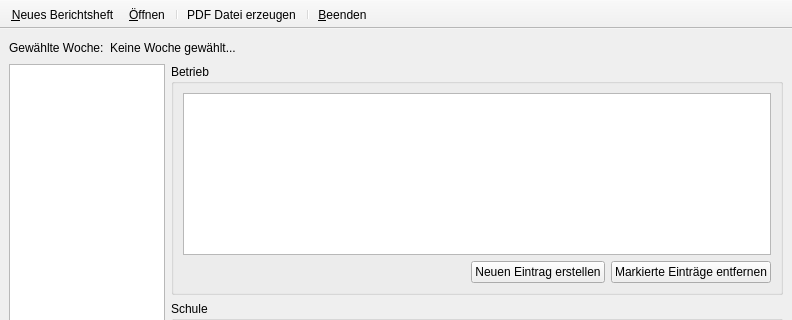
Qt form src/mainwindow.ui (Strayer/Berichte-Ork) before a commit; both pictures show x 0 to 792 and y 0 to 320 of the 792 by 541 pixel window.
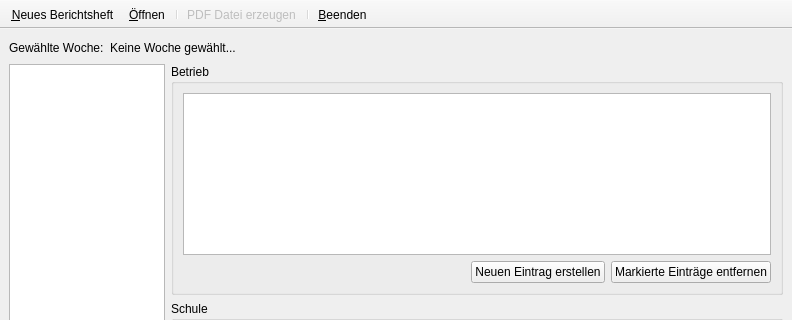
The same form after that commit. Icons and pictures are not drawn.

Diff of the .ui file:
```diff
--- a/src/mainwindow.ui
+++ b/src/mainwindow.ui
@@ -208,6 +208,9 @@
    <addaction name="actionBeenden"/>
   </widget>
   <action name="actionGeneratePDF">
+   <property name="enabled">
+    <bool>false</bool>
+   </property>
    <property name="icon">
     <iconset resource="resources.qrc">
      <normaloff>:/images/images/application-pdf.png</normaloff>:/images/images/application-pdf.png</iconset>
```
